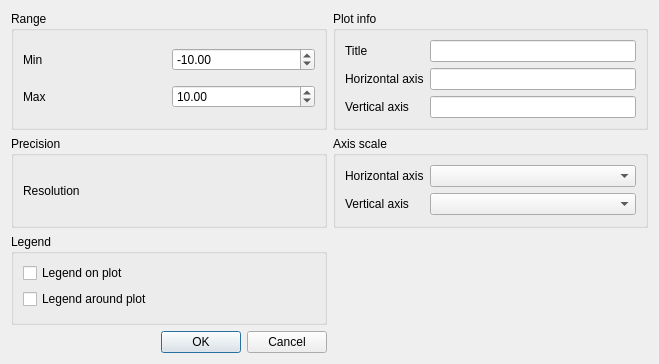
Before: the Qt Designer form plotcontroldialog.ui in arntanguy/STS-simulator, drawn with Qt 5.
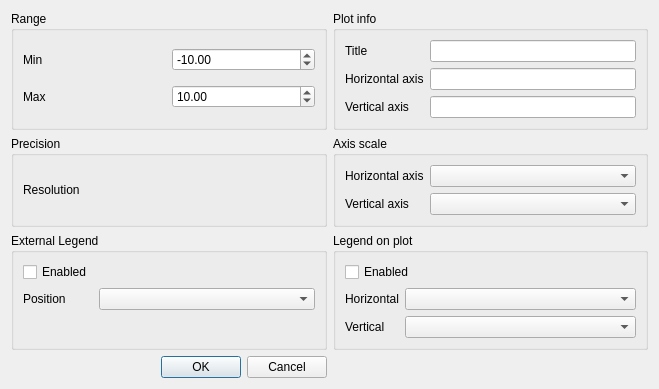
After: the same form once the commit is applied. Custom widgets are drawn as their Qt base class.

Commit message: Legend position configuration settings

```diff
--- a/plotcontroldialog.ui
+++ b/plotcontroldialog.ui
@@ -7,7 +7,7 @@
     <x>0</x>
     <y>0</y>
     <width>659</width>
-    <height>364</height>
+    <height>384</height>
    </rect>
   </property>
   <property name="windowTitle">
@@ -144,23 +144,29 @@
    <item row="2" column="0">
     <widget class="QGroupBox" name="groupBox_3">
      <property name="title">
-      <string>Legend</string>
+      <string>External Legend</string>
      </property>
-     <layout class="QFormLayout" name="formLayout">
+     <layout class="QFormLayout" name="formLayout_4">
+      <property name="fieldGrowthPolicy">
+       <enum>QFormLayout::AllNonFixedFieldsGrow</enum>
+      </property>
       <item row="0" column="0">
-       <widget class="QCheckBox" name="legendItemCheckBox">
-        <property name="text">
-         <string>Legend on plot</string>
-        </property>
-       </widget>
-      </item>
-      <item row="1" column="0">
        <widget class="QCheckBox" name="legendCheckBox">
         <property name="text">
-         <string>Legend around plot</string>
+         <string>Enabled</string>
         </property>
        </widget>
       </item>
+      <item row="1" column="0">
+       <widget class="QLabel" name="label_8">
+        <property name="text">
+         <string>Position</string>
+        </property>
+       </widget>
+      </item>
+      <item row="1" column="1">
+       <widget class="QComboBox" name="legendPositionComboBox"/>
+      </item>
      </layout>
     </widget>
    </item>
@@ -193,6 +199,42 @@
      </layout>
     </widget>
    </item>
+   <item row="2" column="1">
+    <widget class="QGroupBox" name="groupBox_6">
+     <property name="title">
+      <string>Legend on plot</string>
+     </property>
+     <layout class="QFormLayout" name="formLayout">
+      <item row="0" column="0" colspan="2">
+       <widget class="QCheckBox" name="legendItemCheckBox">
+        <property name="text">
+         <string>Enabled</string>
+        </property>
+       </widget>
+      </item>
+      <item row="1" column="0">
+       <widget class="QLabel" name="label_6">
+        <property name="text">
+         <string>Horizontal</string>
+        </property>
+       </widget>
+      </item>
+      <item row="1" column="1">
+       <widget class="QComboBox" name="legendItemHorizontalPositionComboBox"/>
+      </item>
+      <item row="2" column="0">
+       <widget class="QLabel" name="label_7">
+        <property name="text">
+         <string>Vertical</string>
+        </property>
+       </widget>
+      </item>
+      <item row="2" column="1">
+       <widget class="QComboBox" name="legendItemVerticalPositionComboBox"/>
+      </item>
+     </layout>
+    </widget>
+   </item>
   </layout>
  </widget>
  <customwidgets>
```
The commit also changes 2 other files.
